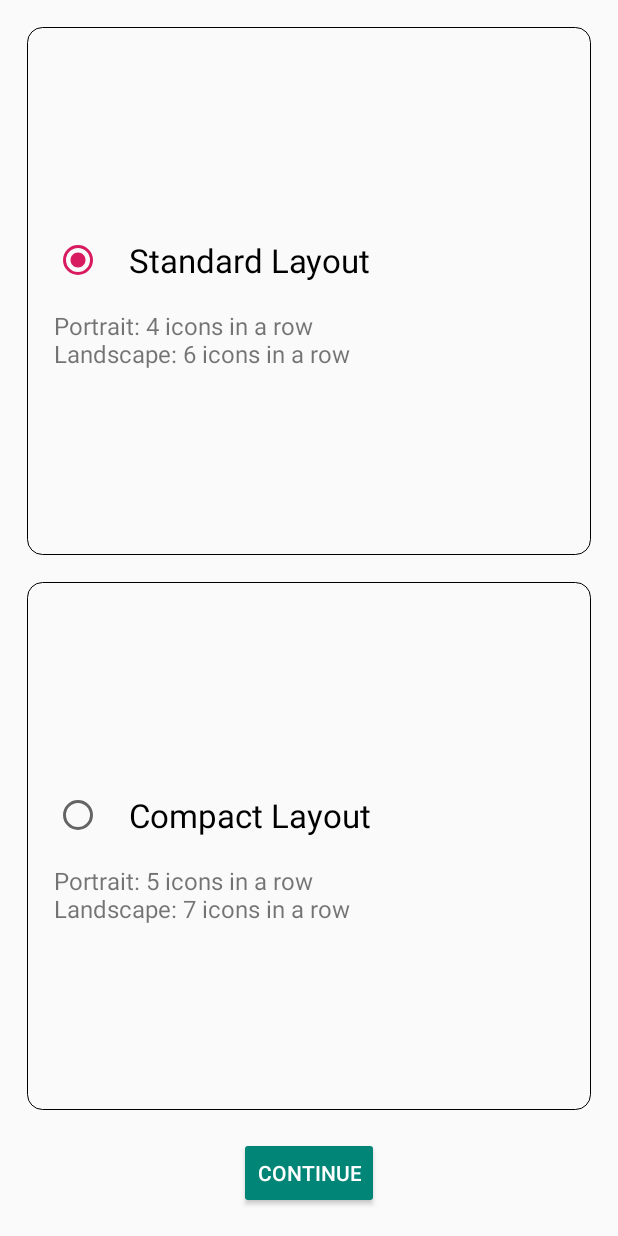
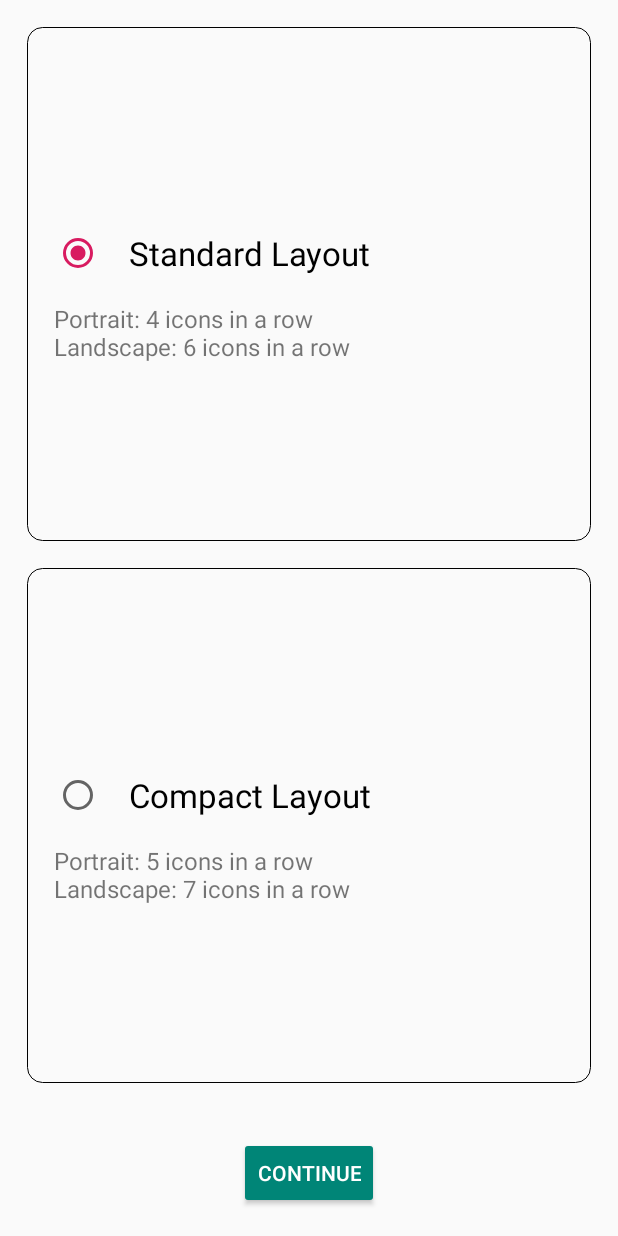
Before and after one commit to navalnica/AndroidAppLauncher, an Android app: the LayoutPicker screen opened directly, with no data from a screen before it, on a phone screen of 412 x 824 dp. Run offline under Robolectric (Android 15) with nearby library versions, the phone set to English and light mode, and no system bars.

Commit message:
hw_06.02: shortened layouts with use of styles

```diff
--- a/app/src/main/res/layout-land/activity_layout_picker.xml
+++ b/app/src/main/res/layout-land/activity_layout_picker.xml
@@ -19,11 +19,9 @@
 
         <LinearLayout
             android:id="@+id/layoutPickerStandardBlock"
+            style="@style/layoutPickerRadioButtonBlock"
             android:layout_width="wrap_content"
             android:layout_height="match_parent"
-            android:layout_weight="1"
-            android:orientation="vertical"
-            style="@style/layoutPickerModifiedRadioButton"
             >
 
             <RadioButton
@@ -31,26 +29,24 @@
                 android:text="@string/layoutPickerStandardText"
                 android:layout_width="match_parent"
                 android:layout_height="wrap_content"
-                android:textSize="@dimen/layoutPickerMain"
+                android:textSize="@dimen/layoutPickerMainText"
                 android:padding="@dimen/offset"
                 />
             <TextView
                 android:layout_width="match_parent"
                 android:layout_height="wrap_content"
                 android:text="@string/layoutPickerStandardDescription"
-                android:textSize="@dimen/layoutPickerSecondary"
+                android:textSize="@dimen/layoutPickerSecondaryText"
                 />
 
         </LinearLayout>
 
         <LinearLayout
             android:id="@+id/layoutPickerCompactBlock"
+            style="@style/layoutPickerRadioButtonBlock"
+            android:layout_marginStart="@dimen/offset"
             android:layout_width="wrap_content"
             android:layout_height="match_parent"
-            android:layout_weight="1"
-            android:orientation="vertical"
-            android:layout_marginStart="@dimen/offset"
-            style="@style/layoutPickerModifiedRadioButton"
             >
 
             <RadioButton
@@ -58,14 +54,14 @@
                 android:text="@string/layoutPickerCompactText"
                 android:layout_width="match_parent"
                 android:layout_height="wrap_content"
-                android:textSize="@dimen/layoutPickerMain"
+                android:textSize="@dimen/layoutPickerMainText"
                 android:padding="@dimen/offset"
                 />
             <TextView
                 android:layout_width="match_parent"
                 android:layout_height="wrap_content"
                 android:text="@string/layoutPickerCompactDescription"
-                android:textSize="@dimen/layoutPickerSecondary"
+                android:textSize="@dimen/layoutPickerSecondaryText"
                 />
 
         </LinearLayout>
@@ -74,13 +70,8 @@
 
     <Button
         android:id="@+id/layoutPickerNextButton"
-        android:text="@string/buttonNext"
-        android:layout_width="wrap_content"
-        android:layout_height="wrap_content"
-        android:layout_alignParentBottom="true"
-        android:layout_marginBottom="@dimen/offset"
-        android:layout_marginEnd="@dimen/offset"
-        android:layout_alignParentEnd="true"
-        android:theme="@style/ColoredButton" />
+        style="@style/buttonNext"
+        android:theme="@style/coloredAppCompatButton"
+        android:layout_alignParentEnd="true"/>
 
 </RelativeLayout>
--- a/app/src/main/res/layout/activity_layout_picker.xml
+++ b/app/src/main/res/layout/activity_layout_picker.xml
@@ -18,11 +18,7 @@
 
         <LinearLayout
             android:id="@+id/layoutPickerStandardBlock"
-            android:layout_width="match_parent"
-            android:layout_height="wrap_content"
-            android:layout_weight="1"
-            android:orientation="vertical"
-            style="@style/layoutPickerModifiedRadioButton"
+            style="@style/layoutPickerRadioButtonBlock"
             >
 
             <RadioButton
@@ -30,26 +26,22 @@
                 android:text="@string/layoutPickerStandardText"
                 android:layout_width="match_parent"
                 android:layout_height="wrap_content"
-                android:textSize="@dimen/layoutPickerMain"
+                android:textSize="@dimen/layoutPickerMainText"
                 android:padding="@dimen/offset"
                 />
             <TextView
                 android:layout_width="match_parent"
                 android:layout_height="wrap_content"
                 android:text="@string/layoutPickerStandardDescription"
-                android:textSize="@dimen/layoutPickerSecondary"
+                android:textSize="@dimen/layoutPickerSecondaryText"
                 />
 
         </LinearLayout>
 
         <LinearLayout
             android:id="@+id/layoutPickerCompactBlock"
-            android:layout_width="match_parent"
-            android:layout_height="wrap_content"
-            android:layout_weight="1"
-            android:orientation="vertical"
+            style="@style/layoutPickerRadioButtonBlock"
             android:layout_marginTop="@dimen/offset"
-            style="@style/layoutPickerModifiedRadioButton"
             >
 
             <RadioButton
@@ -57,14 +49,14 @@
                 android:text="@string/layoutPickerCompactText"
                 android:layout_width="match_parent"
                 android:layout_height="wrap_content"
-                android:textSize="@dimen/layoutPickerMain"
+                android:textSize="@dimen/layoutPickerMainText"
                 android:padding="@dimen/offset"
                 />
             <TextView
                 android:layout_width="match_parent"
                 android:layout_height="wrap_content"
                 android:text="@string/layoutPickerCompactDescription"
-                android:textSize="@dimen/layoutPickerSecondary"
+                android:textSize="@dimen/layoutPickerSecondaryText"
                 />
 
         </LinearLayout>
@@ -73,12 +65,7 @@
 
     <Button
         android:id="@+id/layoutPickerNextButton"
-        android:text="@string/buttonNext"
-        android:layout_width="wrap_content"
-        android:layout_height="wrap_content"
-        android:layout_alignParentBottom="true"
-        android:layout_marginBottom="@dimen/offset"
-        android:layout_centerHorizontal="true"
-        android:theme="@style/ColoredButton" />
+        style="@style/buttonNext"
+        android:theme="@style/coloredAppCompatButton" />
 
 </RelativeLayout>
--- a/app/src/main/res/values/dimens.xml
+++ b/app/src/main/res/values/dimens.xml
@@ -1,12 +1,11 @@
 <resources>
     <dimen name="offset">18dp</dimen>
+    <dimen name="profileImage">166dp</dimen>
 
-    <dimen name="profileImage">166sp</dimen>
-    <dimen name="welcomeMain">22sp</dimen>
-    <dimen name="welcomeSecondary">18sp</dimen>
-
-    <dimen name="themePickerTextSize">27sp</dimen>
-    <dimen name="layoutPickerMain">22sp</dimen>
-    <dimen name="layoutPickerSecondary">16sp</dimen>
+    <dimen name="welcomeMainText">22sp</dimen>
+    <dimen name="welcomeSecondaryText">18sp</dimen>
+    <dimen name="themePickerText">27sp</dimen>
+    <dimen name="layoutPickerMainText">22sp</dimen>
+    <dimen name="layoutPickerSecondaryText">16sp</dimen>
 
 </resources>
--- a/app/src/main/res/values/styles.xml
+++ b/app/src/main/res/values/styles.xml
@@ -15,19 +15,51 @@
 
     <!-- app crashes if you set these themes. log says that theme must be from AppCompat-->
     <style name="AppTheme.AppBarOverlay" parent="ThemeOverlay.AppCompat.Dark.ActionBar" />
+
     <style name="AppTheme.PopupOverlay" parent="ThemeOverlay.AppCompat.Light" />
 
-
-    <style name="ColoredButton" parent="Widget.AppCompat.Button.Colored">
-        <item name="colorButtonNormal">@color/colorPrimary</item>
-        <item name="android:textColor">@color/white</item>
-    </style>
-
-    <style name="layoutPickerModifiedRadioButton">
+    <style name="layoutPickerRadioButtonBlock">
+        <item name="android:layout_width">match_parent</item>
+        <item name="android:layout_height">wrap_content</item>
+        <item name="android:layout_weight">1</item>
+        <item name="android:orientation">vertical</item>
         <item name="android:gravity">center</item>
         <item name="android:background">@drawable/background</item>
         <item name="android:padding">@dimen/offset</item>
     </style>
 
+    <style name="buttonNext">
+        <item name="android:text">@string/buttonNext</item>
+        <item name="android:layout_width">wrap_content</item>
+        <item name="android:layout_height">wrap_content</item>
+        <item name="android:layout_alignParentBottom">true</item>
+        <item name="android:layout_centerHorizontal">true</item>
+        <item name="android:layout_margin">@dimen/offset</item>
+    </style>
+
+    <style name="coloredAppCompatButton" parent="Widget.AppCompat.Button.Colored">
+        <item name="colorButtonNormal">@color/colorPrimary</item>
+        <item name="android:textColor">@color/white</item>
+    </style>
+
+    <style name="relativeCenteredTextViewWithTopOffset">
+        <item name="android:layout_width">wrap_content</item>
+        <item name="android:layout_height">wrap_content</item>
+        <item name="android:layout_marginTop">@dimen/offset</item>
+        <item name="android:layout_centerHorizontal">true</item>
+    </style>
+
+    <style name="themePickerRadioButton">
+        <item name="android:layout_width">wrap_content</item>
+        <item name="android:layout_height">wrap_content</item>
+        <item name="android:layout_gravity">center</item>
+        <item name="android:textSize">@dimen/themePickerText</item>
+        <item name="android:padding">@dimen/offset</item>
+    </style>
 
 </resources>
+
+ <!-- regular expression for fast conversion
+ (.*)="(.*)"
+ <item name="$1">$2</item>
+ -->
```
Also changed, not shown: app/src/main/res/layout-land/activity_app_description.xml (+4 -10 lines), app/src/main/res/layout-land/activity_theme_picker.xml (+5 -19 lines), app/src/main/res/layout-land/activity_welcome_page_start.xml (+4 -10 lines), app/src/main/res/layout/activity_app_description.xml (+8 -19 lines), app/src/main/res/layout/activity_main.xml (+6 -12 lines), app/src/main/res/layout/activity_theme_picker.xml (+4 -17 lines), app/src/main/res/layout/activity_welcome_page_start.xml (+4 -10 lines), 1 other file.
